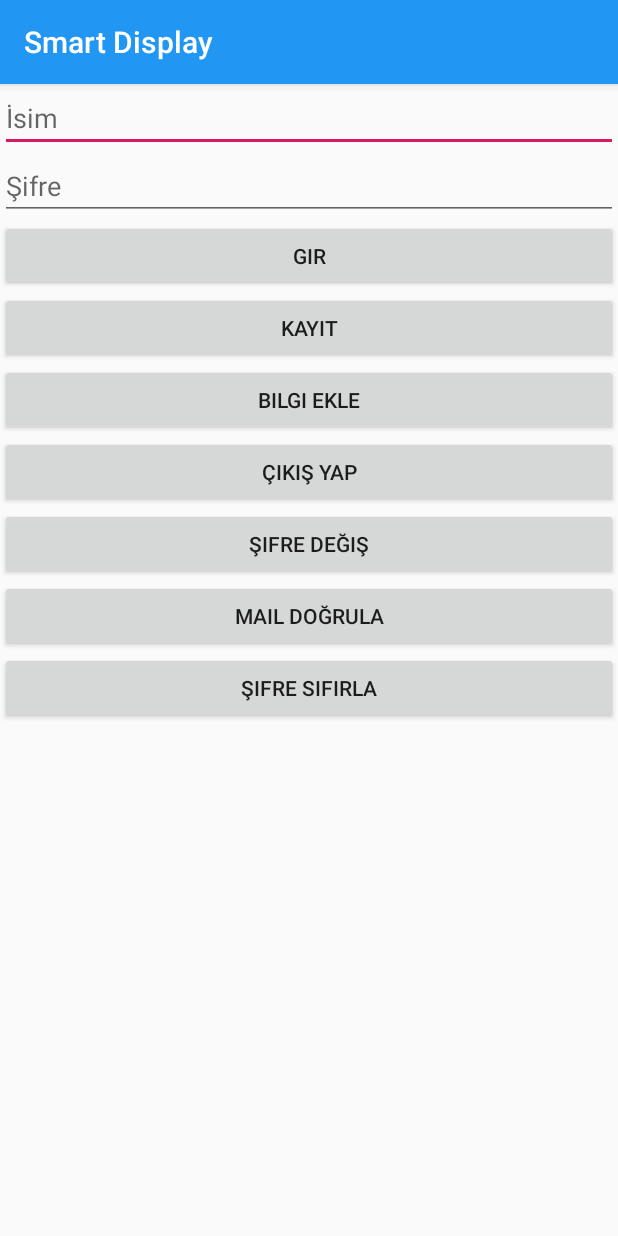
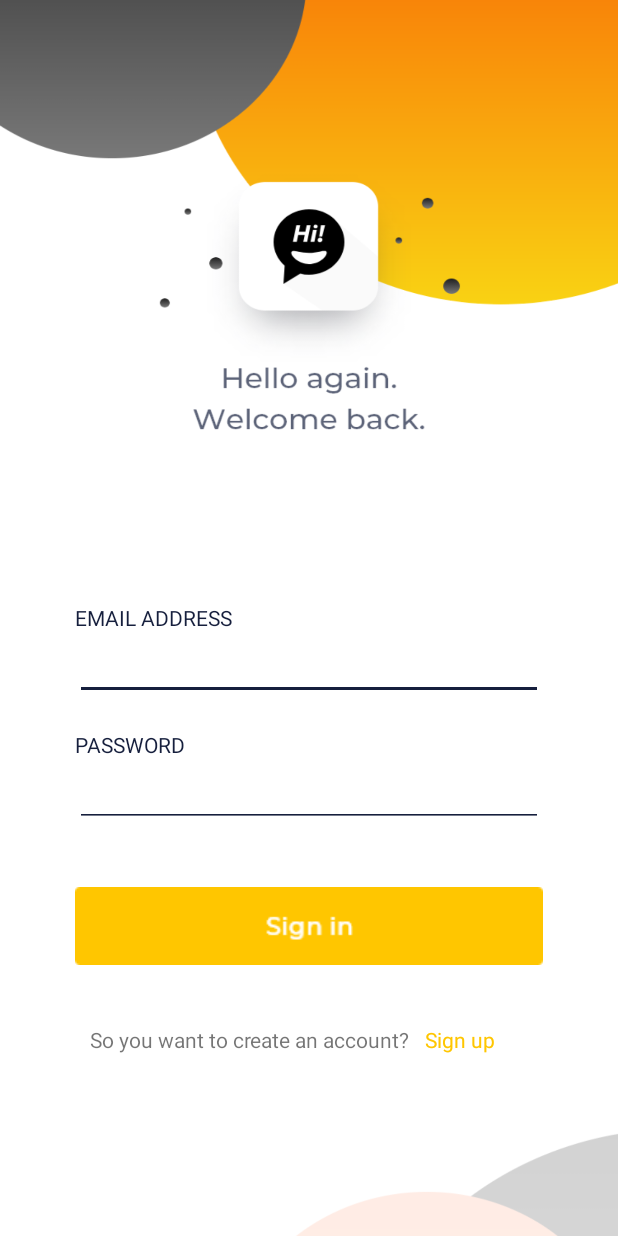
Before and after one commit to cakarakif/Smart-Display-Android, an Android app: the screen it shows after launch (Login before the commit, signin after it), on a phone screen of 412 x 824 dp. Run offline under Robolectric (Android 15) with nearby library versions, the phone set to English and light mode, and no system bars.

Commit message:
Login Design V1

```diff
--- a/SmartDisplay/app/src/main/AndroidManifest.xml
+++ b/SmartDisplay/app/src/main/AndroidManifest.xml
@@ -10,7 +10,7 @@
         android:supportsRtl="true"
         android:theme="@style/AppTheme">
         <activity
-            android:name=".Login.Login"
+            android:name=".LoginPage.SignIn.signin"
             android:label="@string/app_name">
             <intent-filter>
                 <action android:name="android.intent.action.MAIN" />
--- a/SmartDisplay/app/src/main/java/com/example/smartdisplay/Login/Login.java
+++ b/SmartDisplay/app/src/main/java/com/example/smartdisplay/Login/Login.java
@@ -168,7 +168,7 @@ public class Login extends AppCompatActivity {
         });
     }
 
-    //kullanıcı id'si ile database'e ona özel bilgiler ekleme
+    //*****kullanıcı id'si ile database'e ona özel bilgiler ekleme
     private void addInfo2Database(){
         //kullancıya özel database bilgi ekleme için eklendi
         database=FirebaseDatabase.getInstance();
--- /dev/null
+++ b/SmartDisplay/app/src/main/java/com/example/smartdisplay/LoginPage/SignIn/signin.java
@@ -0,0 +1,19 @@
+package com.example.smartdisplay.LoginPage.SignIn;
+
+import androidx.appcompat.app.AppCompatActivity;
+
+import android.os.Bundle;
+import android.view.WindowManager;
+
+import com.example.smartdisplay.R;
+
+public class signin extends AppCompatActivity {
+
+    @Override
+    protected void onCreate(Bundle savedInstanceState) {
+        super.onCreate(savedInstanceState);
+        setContentView(R.layout.activity_signin);
+        //Tam ekran kullanımı için
+        getWindow().setFlags(WindowManager.LayoutParams.FLAG_FULLSCREEN, WindowManager.LayoutParams.FLAG_FULLSCREEN);
+    }
+}
--- /dev/null
+++ b/SmartDisplay/app/src/main/res/drawable-v24/black_cursor.xml
@@ -0,0 +1,5 @@
+<?xml version="1.0" encoding="utf-8"?>
+<shape xmlns:android="http://schemas.android.com/apk/res/android" android:shape="rectangle" >
+        <size android:width="1dp" />
+        <solid android:color="#000000"/>
+</shape>
--- /dev/null
+++ b/SmartDisplay/app/src/main/res/layout/activity_signin.xml
@@ -0,0 +1,81 @@
+<?xml version="1.0" encoding="utf-8"?>
+<RelativeLayout xmlns:android="http://schemas.android.com/apk/res/android"
+    xmlns:app="http://schemas.android.com/apk/res-auto"
+    xmlns:tools="http://schemas.android.com/tools"
+    android:layout_width="match_parent"
+    android:layout_height="match_parent"
+    tools:context=".LoginPage.SignIn.signin"
+    android:background="@drawable/signinback">
+
+    <TextView
+        android:id="@+id/emailTag"
+        android:layout_marginLeft="50dp"
+        android:textColor="@color/gray"
+        android:layout_width="wrap_content"
+        android:layout_height="wrap_content"
+        android:text="EMAIL ADDRESS"
+        android:layout_centerVertical="true"/>
+
+    <EditText
+        app:backgroundTint="@color/gray"
+        android:textCursorDrawable="@drawable/black_cursor"
+        android:id="@+id/email"
+        android:layout_marginLeft="50dp"
+        android:layout_marginRight="50dp"
+        android:layout_below="@+id/emailTag"
+        android:layout_width="match_parent"
+        android:layout_height="wrap_content"/>
+
+    <TextView
+        android:layout_marginTop="20dp"
+        android:id="@+id/passwordTag"
+        android:layout_below="@+id/email"
+        android:layout_marginLeft="50dp"
+        android:textColor="@color/gray"
+        android:layout_width="wrap_content"
+        android:layout_height="wrap_content"
+        android:text="PASSWORD"/>
+
+    <EditText
+        android:inputType="textPassword"
+        app:backgroundTint="@color/gray"
+        android:textCursorDrawable="@drawable/black_cursor"
+        android:id="@+id/password"
+        android:layout_marginLeft="50dp"
+        android:layout_marginRight="50dp"
+        android:layout_below="@+id/passwordTag"
+        android:layout_width="match_parent"
+        android:layout_height="wrap_content"/>
+
+    <Button
+        android:id="@+id/button"
+        android:layout_marginTop="40dp"
+        android:layout_marginLeft="50dp"
+        android:layout_marginRight="50dp"
+        android:layout_below="@+id/password"
+        android:background="@drawable/signinbutton"
+        android:layout_width="wrap_content"
+        android:layout_height="wrap_content"/>
+
+    <TextView
+        android:layout_marginTop="40dp"
+        android:id="@+id/singupTag"
+        android:layout_below="@+id/button"
+        android:layout_marginLeft="60dp"
+        android:text="So you want to create an account?"
+        android:layout_width="wrap_content"
+        android:layout_height="wrap_content"/>
+
+    <TextView
+        android:textColor="@color/yellow"
+        android:layout_marginLeft="10dp"
+        android:layout_marginTop="40dp"
+        android:clickable="true"
+        android:id="@+id/signup"
+        android:layout_below="@+id/button"
+        android:layout_toRightOf="@+id/singupTag"
+        android:text="Sign up"
+        android:layout_width="wrap_content"
+        android:layout_height="wrap_content"/>
+
+</RelativeLayout>
--- a/SmartDisplay/app/src/main/res/values/colors.xml
+++ b/SmartDisplay/app/src/main/res/values/colors.xml
@@ -3,4 +3,6 @@
     <color name="colorPrimary">#2196F3</color>
     <color name="colorPrimaryDark">#000000</color>
     <color name="colorAccent">#D81B60</color>
+    <color name="yellow">#FFC600</color>
+    <color name="gray">#161F3D</color>
 </resources>
--- a/SmartDisplay/app/src/main/res/values/styles.xml
+++ b/SmartDisplay/app/src/main/res/values/styles.xml
@@ -1,7 +1,7 @@
 <resources>
 
     <!-- Base application theme. -->
-    <style name="AppTheme" parent="Theme.AppCompat.Light.DarkActionBar">
+    <style name="AppTheme" parent="Theme.AppCompat.Light.NoActionBar">
         <!-- Customize your theme here. -->
         <item name="colorPrimary">@color/colorPrimary</item>
         <item name="colorPrimaryDark">@color/colorPrimaryDark</item>
```
Also changed, not shown: SmartDisplay/app/src/main/res/drawable/signinback.png (added), SmartDisplay/app/src/main/res/drawable/signinbutton.png (added).
